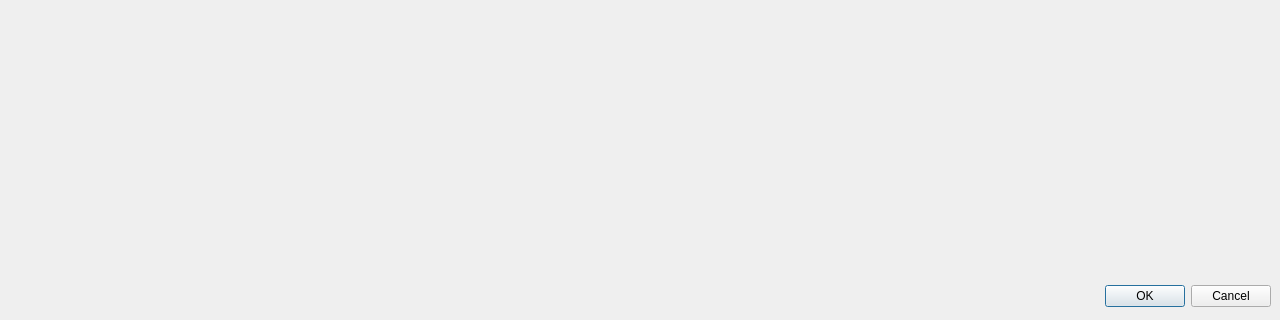
Old version of the form native-client/webeditordialog.ui in the repository RafalDziegiel13k4/tech-int-project; both pictures show x 0 to 1280 and y 400 to 720 of the 1280 by 720 pixel window.
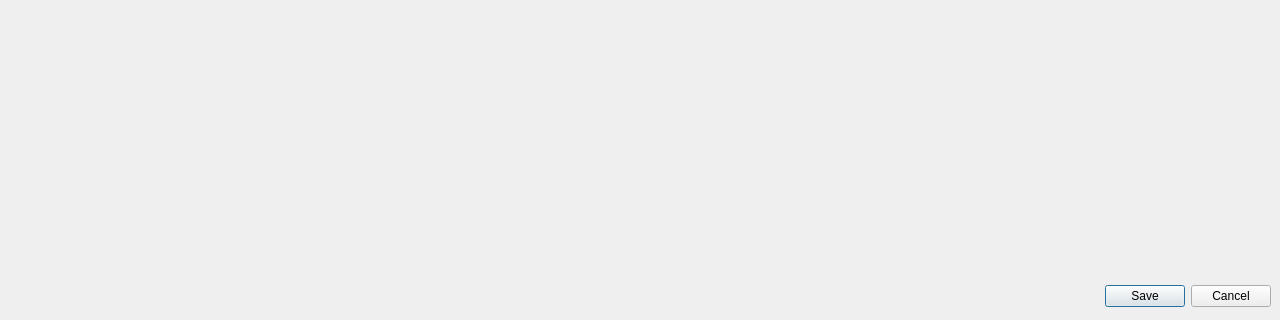
New version of the form.

Commit message: Rename save button

```diff
--- a/native-client/webeditordialog.ui
+++ b/native-client/webeditordialog.ui
@@ -38,7 +38,7 @@
     <enum>Qt::Horizontal</enum>
    </property>
    <property name="standardButtons">
-    <set>QDialogButtonBox::Cancel|QDialogButtonBox::Ok</set>
+    <set>QDialogButtonBox::Cancel|QDialogButtonBox::Save</set>
    </property>
   </widget>
  </widget>
```
